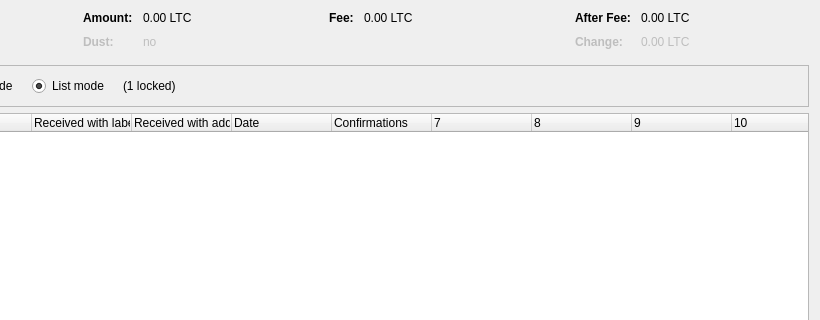
The window that src/qt/forms/coincontroldialog.ui (upkerk/GlobalUniversityToken) describes before a commit, drawn with Qt 5; both pictures show x 180 to 1000 and y 0 to 320 of the 1000 by 500 pixel window.
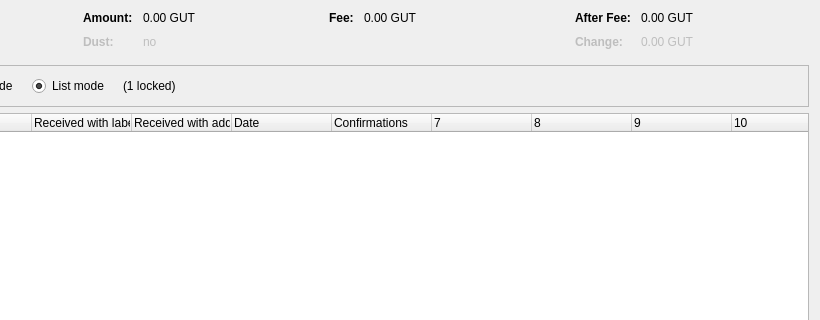
The same window after the commit. Custom widgets are drawn as their Qt base class.

```diff
--- a/src/qt/forms/coincontroldialog.ui
+++ b/src/qt/forms/coincontroldialog.ui
@@ -132,7 +132,7 @@
           <enum>Qt::ActionsContextMenu</enum>
          </property>
          <property name="text">
-          <string notr="true">0.00 LTC</string>
+          <string notr="true">0.00 GUT</string>
          </property>
          <property name="textInteractionFlags">
           <set>Qt::LinksAccessibleByMouse|Qt::TextSelectableByKeyboard|Qt::TextSelectableByMouse</set>
@@ -212,7 +212,7 @@
           <enum>Qt::ActionsContextMenu</enum>
          </property>
          <property name="text">
-          <string notr="true">0.00 LTC</string>
+          <string notr="true">0.00 GUT</string>
          </property>
          <property name="textInteractionFlags">
           <set>Qt::LinksAccessibleByMouse|Qt::TextSelectableByKeyboard|Qt::TextSelectableByMouse</set>
@@ -257,7 +257,7 @@
           <enum>Qt::ActionsContextMenu</enum>
          </property>
          <property name="text">
-          <string notr="true">0.00 LTC</string>
+          <string notr="true">0.00 GUT</string>
          </property>
          <property name="textInteractionFlags">
           <set>Qt::LinksAccessibleByMouse|Qt::TextSelectableByKeyboard|Qt::TextSelectableByMouse</set>
@@ -292,7 +292,7 @@
           <enum>Qt::ActionsContextMenu</enum>
          </property>
          <property name="text">
-          <string notr="true">0.00 LTC</string>
+          <string notr="true">0.00 GUT</string>
          </property>
          <property name="textInteractionFlags">
           <set>Qt::LinksAccessibleByMouse|Qt::TextSelectableByKeyboard|Qt::TextSelectableByMouse</set>
```
